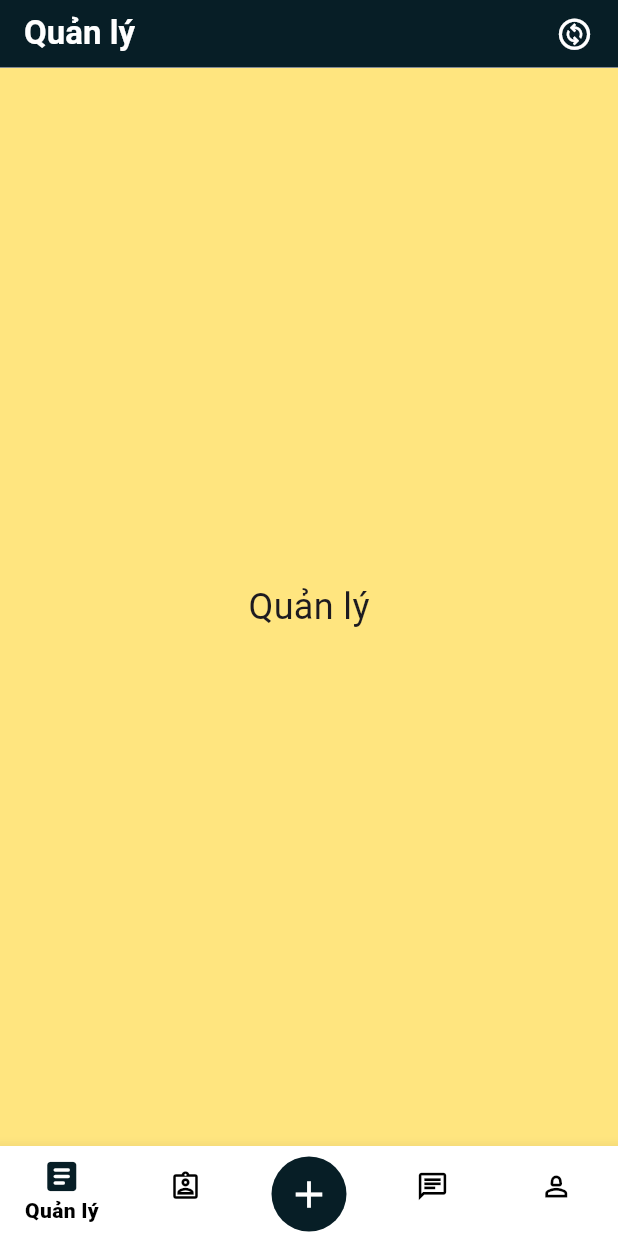
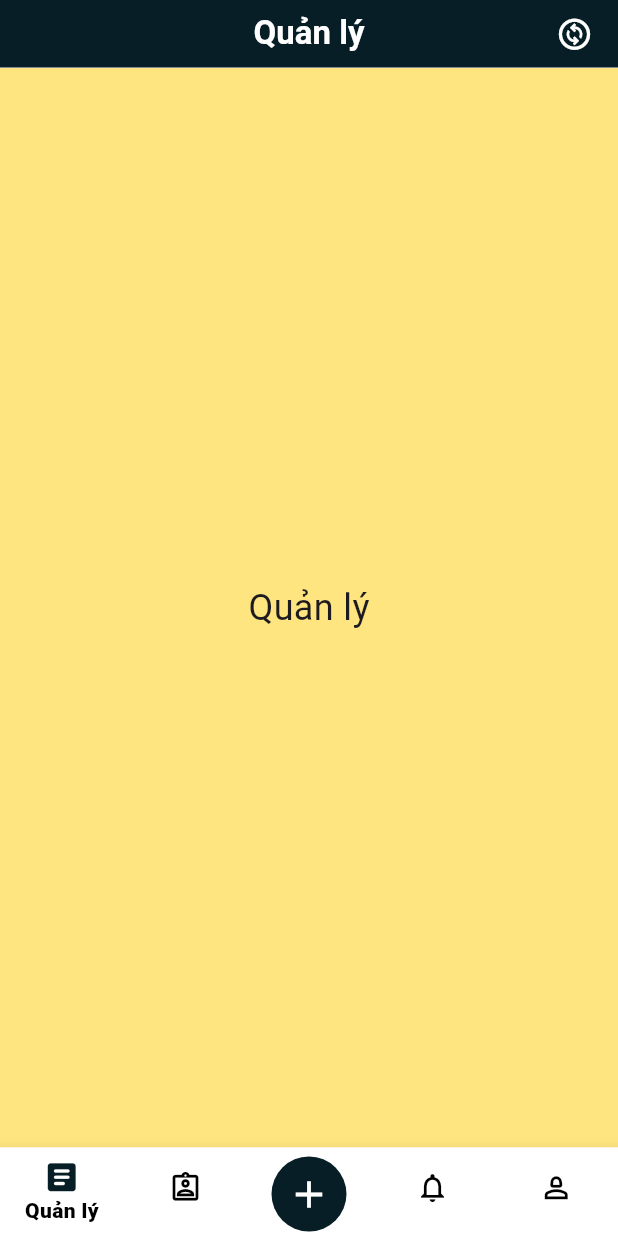
Before and after one commit to anhnbt05/it-search-job-flutter-app, a Flutter app: the screen it shows after launch, after a tap on the "change circle" icon, on a phone screen of 412 x 824 dp. Run offline on Flutter 3.47's test engine with Material 3 defaults, Android fonts, the light colour scheme and no system bars.

Commit message:
chore: center title & update notification icon

```diff
--- a/ui/lib/candidate.dart
+++ b/ui/lib/candidate.dart
@@ -103,7 +103,7 @@ List<BottomNavigationBarItem> bottomNavigationItem_candidate(
       2,
       context,
     ),
-    tabItem(Icons.chat_rounded, Icons.chat_outlined, 'Thông báo', 3, context),
+    tabItem(Icons.notifications_rounded, Icons.notifications_outlined, 'Thông báo', 3, context),
     tabItem(
       Icons.person_2_rounded,
       Icons.person_2_outlined,
@@ -129,7 +129,7 @@ Widget? appbarTitle_cadidate(int selectedIndex) {
       );
     case 2:
       return Text(
-        'Danh sách',
+        'Danh sách công việc',
         style: TextStyle(color: Colors.white, fontWeight: FontWeight.bold),
       );
     case 3:
--- a/ui/lib/main.dart
+++ b/ui/lib/main.dart
@@ -58,8 +58,8 @@
       debugShowCheckedModeBanner: false,
       theme: ThemeData(
         bottomNavigationBarTheme: BottomNavigationBarThemeData(
-          selectedIconTheme: IconThemeData(size: 26, color: color),
-          unselectedIconTheme: IconThemeData(size: 22, color: Colors.black),
+          selectedIconTheme: IconThemeData(size: 25, color: color),
+          unselectedIconTheme: IconThemeData(size: 23, color: Colors.black),
           showSelectedLabels: true,
           showUnselectedLabels: false,
           selectedLabelStyle: TextStyle(
@@ -76,6 +76,7 @@
         appBar: AppBar(
           toolbarHeight: 45,
           backgroundColor: color,
+          centerTitle: true,
           title: appbarTitle(_role, bottomNavigationProvider.selectedIndex),
           bottom: bottomJobBar(_role, bottomNavigationProvider.selectedIndex, context),
           actions: [
--- a/ui/lib/recruiter.dart
+++ b/ui/lib/recruiter.dart
@@ -80,7 +80,7 @@ List<BottomNavigationBarItem> bottomNavigationItem_recruiter(BuildContext contex
     tabItem(Icons.article_rounded, Icons.article_outlined, 'Quản lý', 0, context),
     tabItem(Icons.assignment_ind_rounded, Icons.assignment_ind_outlined, 'Ứng viên', 1, context),
     hiddenTabItem(),
-    tabItem(Icons.chat_rounded, Icons.chat_outlined, 'Thông báo', 3, context),
+    tabItem(Icons.notifications_rounded, Icons.notifications_outlined, 'Thông báo', 3, context),
     tabItem(Icons.person_2_rounded, Icons.person_2_outlined, 'Hồ sơ', 4, context),
   ];
 }
```
